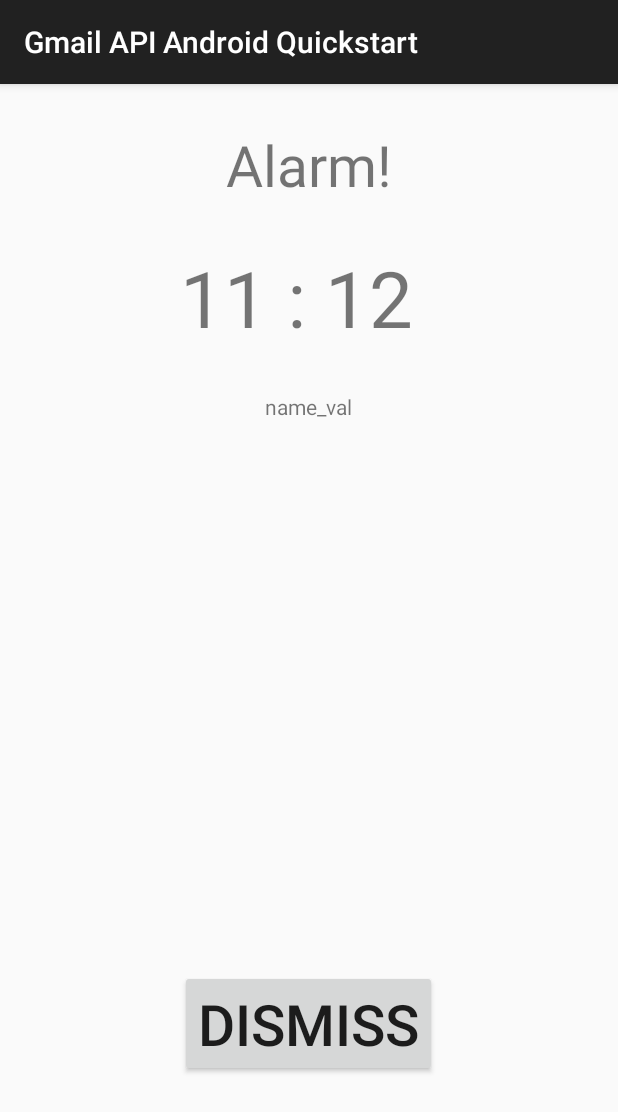
After one commit to MishaKharaba/GmailQuickstart, an Android app: the AlarmClockScreenActivity screen opened directly, with no data from a screen before it, on a phone screen of 412 x 824 dp. The commit adds this screen. Shown: the top 1112 px of the screen. Run offline under Robolectric (Android 15) with nearby library versions, the phone set to English and light mode, and no system bars.

Commit message:
Added AlarmClockScreen

```diff
--- a/app/build.gradle
+++ b/app/build.gradle
@@ -21,12 +21,13 @@ android {
 
 dependencies {
     compile fileTree(dir: 'libs', include: ['*.jar'])
-    compile 'com.android.support:appcompat-v7:23.0.1'
-    compile 'com.google.android.gms:play-services-identity:7.8.0'
     compile('com.google.api-client:google-api-client-android:1.20.0') {
         exclude group: 'org.apache.httpcomponents'
     }
     compile('com.google.apis:google-api-services-gmail:v1-rev29-1.20.0') {
         exclude group: 'org.apache.httpcomponents'
     }
+    compile 'com.android.support:appcompat-v7:23.1.0'
+    compile 'com.google.android.gms:play-services-identity:7.8.0'
+    compile 'com.android.support:support-v4:23.1.0'
 }
--- /dev/null
+++ b/app/src/main/java/com/example/misha/gmailquickstart/AlarmClockScreenActivity.java
@@ -0,0 +1,123 @@
+package com.example.misha.gmailquickstart;
+
+import android.content.Context;
+import android.media.AudioManager;
+import android.media.MediaPlayer;
+import android.net.Uri;
+import android.os.Handler;
+import android.os.PowerManager;
+import android.os.PowerManager.WakeLock;
+import android.support.v7.app.AppCompatActivity;
+import android.os.Bundle;
+import android.util.Log;
+import android.view.View;
+import android.view.WindowManager;
+import android.widget.TextView;
+
+public class AlarmClockScreenActivity extends AppCompatActivity
+{
+    public final String TAG = this.getClass().getSimpleName();
+
+    private WakeLock mWakeLock;
+    private MediaPlayer mPlayer;
+
+    private static final int WAKELOCK_TIMEOUT = 60 * 1000;
+
+    @Override
+    protected void onCreate(Bundle savedInstanceState)
+    {
+        super.onCreate(savedInstanceState);
+        setContentView(R.layout.activity_alarm_clock_screen);
+
+        String name = "name_val";//getIntent().getStringExtra(AlarmManagerHelper.NAME);
+        int timeHour = 11;//getIntent().getIntExtra(AlarmManagerHelper.TIME_HOUR, 0);
+        int timeMinute = 12;//getIntent().getIntExtra(AlarmManagerHelper.TIME_MINUTE, 0);
+        String tone = "tone";//getIntent().getStringExtra(AlarmManagerHelper.TONE);
+        TextView tvName = (TextView) findViewById(R.id.alarm_screen_name);
+        TextView tvTime = (TextView) findViewById(R.id.alarm_screen_time);
+        tvTime.setText(String.format("%02d : %02d", timeHour, timeMinute));
+        tvName.setText(name);
+
+        //Play alarm tone
+        mPlayer = new MediaPlayer();
+        try
+        {
+            if (tone != null && !tone.equals(""))
+            {
+                Uri toneUri = Uri.parse(tone);
+                if (toneUri != null)
+                {
+                    mPlayer.setDataSource(this, toneUri);
+                    mPlayer.setAudioStreamType(AudioManager.STREAM_ALARM);
+                    mPlayer.setLooping(true);
+                    mPlayer.prepare();
+                    mPlayer.start();
+                }
+            }
+        }
+        catch (Exception e)
+        {
+            e.printStackTrace();
+        }
+
+        //Ensure wakelock release
+        Runnable releaseWakelock = new Runnable()
+        {
+            @Override
+            public void run()
+            {
+                getWindow().clearFlags(WindowManager.LayoutParams.FLAG_TURN_SCREEN_ON);
+                getWindow().clearFlags(WindowManager.LayoutParams.FLAG_KEEP_SCREEN_ON);
+                getWindow().clearFlags(WindowManager.LayoutParams.FLAG_SHOW_WHEN_LOCKED);
+                getWindow().clearFlags(WindowManager.LayoutParams.FLAG_DISMISS_KEYGUARD);
+
+                if (mWakeLock != null && mWakeLock.isHeld())
+                {
+                    mWakeLock.release();
+                }
+            }
+        };
+        new Handler().postDelayed(releaseWakelock, WAKELOCK_TIMEOUT);
+    }
+
+    @SuppressWarnings("deprecation")
+    @Override
+    protected void onResume()
+    {
+        super.onResume();
+        // Set the window to keep screen on
+        getWindow().addFlags(WindowManager.LayoutParams.FLAG_TURN_SCREEN_ON);
+        getWindow().addFlags(WindowManager.LayoutParams.FLAG_KEEP_SCREEN_ON);
+        getWindow().addFlags(WindowManager.LayoutParams.FLAG_SHOW_WHEN_LOCKED);
+        getWindow().addFlags(WindowManager.LayoutParams.FLAG_DISMISS_KEYGUARD);
+
+        // Acquire wakelock
+        PowerManager pm = (PowerManager) getApplicationContext().getSystemService(Context.POWER_SERVICE);
+        if (mWakeLock == null)
+        {
+            mWakeLock = pm.newWakeLock(PowerManager.FULL_WAKE_LOCK | PowerManager.SCREEN_BRIGHT_WAKE_LOCK | PowerManager.ACQUIRE_CAUSES_WAKEUP, TAG);
+        }
+        if (!mWakeLock.isHeld())
+        {
+            mWakeLock.acquire();
+            Log.i(TAG, "Wakelock aquired!!");
+        }
+    }
+
+    @Override
+    protected void onPause()
+    {
+        super.onPause();
+        if (mWakeLock != null && mWakeLock.isHeld())
+        {
+            mWakeLock.release();
+            Log.i(TAG, "Wakelock released!!");
+        }
+    }
+
+    public void onDismissClick(View view)
+    {
+        mPlayer.stop();
+        finish();
+    }
+}
--- /dev/null
+++ b/app/src/main/res/layout/activity_alarm_clock_screen.xml
@@ -0,0 +1,46 @@
+<?xml version="1.0" encoding="utf-8"?>
+<RelativeLayout xmlns:android="http://schemas.android.com/apk/res/android"
+                android:layout_width="match_parent"
+                android:layout_height="match_parent" >
+
+    <TextView
+        android:id="@+id/alarm_screen_title"
+        android:layout_width="wrap_content"
+        android:layout_height="wrap_content"
+        android:layout_alignParentTop="true"
+        android:layout_centerHorizontal="true"
+        android:layout_marginTop="28dp"
+        android:text="Alarm!"
+        android:textSize="38dp" />
+
+    <TextView
+        android:id="@+id/alarm_screen_time"
+        android:layout_width="wrap_content"
+        android:layout_height="wrap_content"
+        android:layout_alignLeft="@+id/alarm_screen_button"
+        android:layout_below="@+id/alarm_screen_title"
+        android:layout_marginTop="28dp"
+        android:text="00 : 00"
+        android:textSize="52dp" />
+
+    <TextView
+        android:id="@+id/alarm_screen_name"
+        android:layout_width="wrap_content"
+        android:layout_height="wrap_content"
+        android:layout_below="@+id/alarm_screen_time"
+        android:layout_centerHorizontal="true"
+        android:layout_marginTop="28dp"
+        android:text="Alarm name" />
+
+    <Button
+        android:id="@+id/alarm_screen_button"
+        android:layout_width="wrap_content"
+        android:layout_height="wrap_content"
+        android:layout_alignParentBottom="true"
+        android:layout_centerHorizontal="true"
+        android:layout_marginBottom="106dp"
+        android:text="Dismiss"
+        android:textSize="38dp"
+        android:onClick="onDismissClick"/>
+
+</RelativeLayout>
--- /dev/null
+++ b/app/src/main/res/values/colors.xml
@@ -0,0 +1,5 @@
+<resources>
+
+    <color name="black_overlay">#66000000</color>
+
+</resources>
--- a/app/src/main/res/values/strings.xml
+++ b/app/src/main/res/values/strings.xml
@@ -8,4 +8,8 @@
     <string name="account_unspecified">Account unspecified</string>
     <string name="load_gmail_labels">Load Labels</string>
     <string name="load_gmail_messages">Load Messages</string>
+
+    <string name="title_activity_alarm_clock_screen">Alarm Clock</string>
+    <string name="dismiss">Dismiss</string>
+    <string name="dummy_content">DUMMY\nCONTENT</string>
 </resources>
```
Also changed, not shown: app/src/main/AndroidManifest.xml (+32 -28 lines), app/src/main/java/com/example/misha/gmailquickstart/StartActivity.java (+8 -1 lines), app/src/main/res/layout/activity_start.xml (+7 -0 lines), app/src/main/res/values/attrs.xml (added, +12 -0 lines), app/src/main/res/values/styles.xml (+12 -0 lines), 1 other file.
